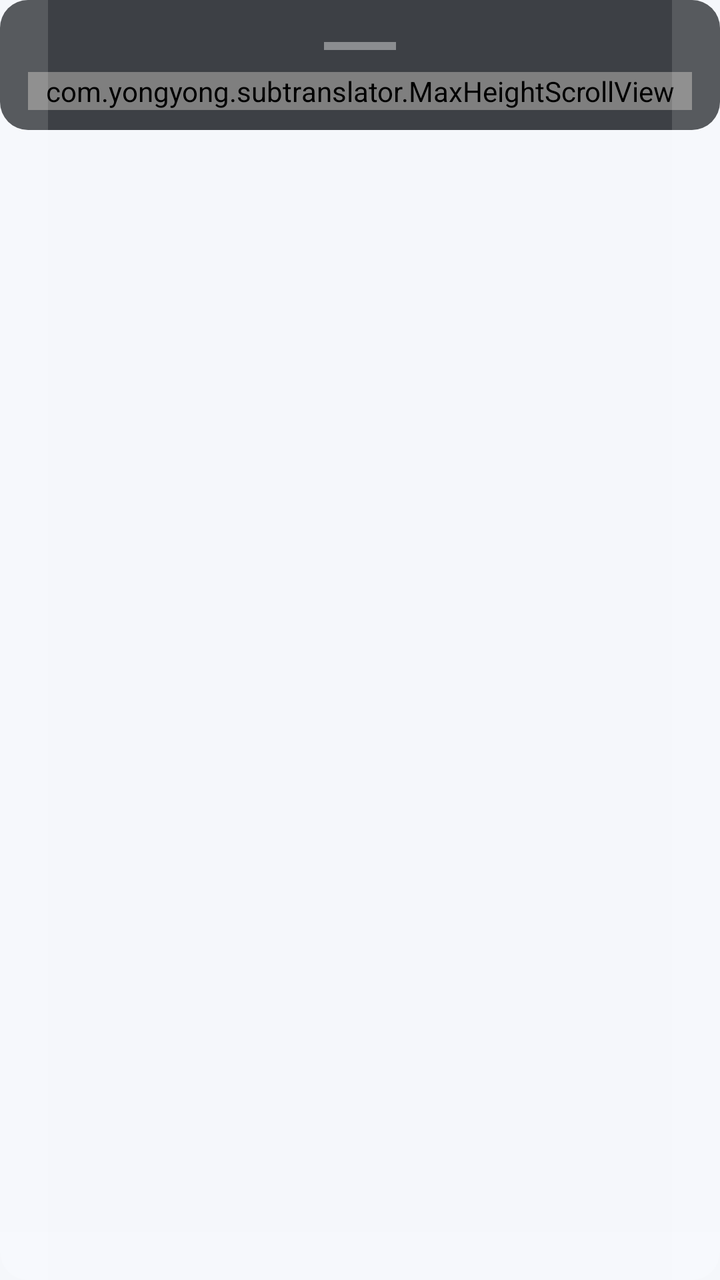
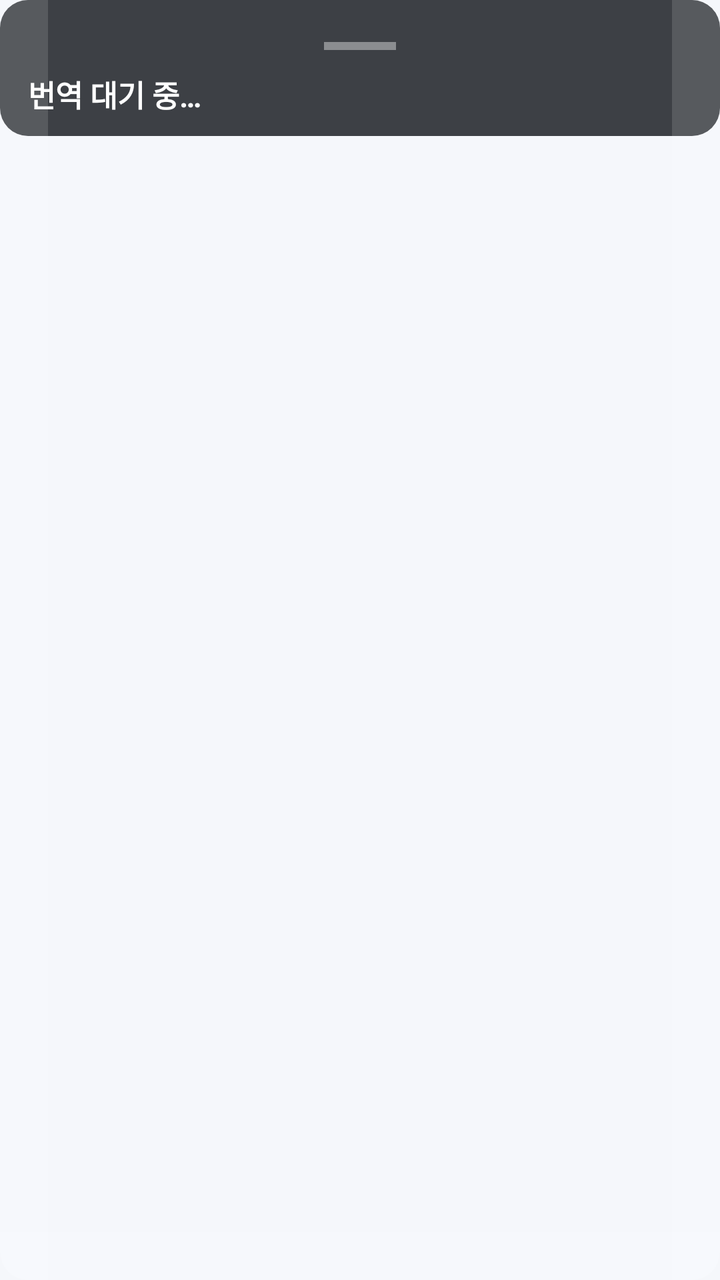

The first picture is an Android layout as it rendered before a commit; the second is the same layout after the commit. The layout source and the unified diff follow.
<!-- AndroidManifest.xml: application theme Theme.SubTranslator -->
<!-- res/layout/overlay_caption.xml -->
<?xml version="1.0" encoding="utf-8"?>
<LinearLayout xmlns:android="http://schemas.android.com/apk/res/android"
    android:layout_width="wrap_content"
    android:layout_height="wrap_content"
    android:orientation="vertical">

    <LinearLayout
        android:id="@+id/controlBar"
        android:layout_width="wrap_content"
        android:layout_height="wrap_content"
        android:layout_marginBottom="6dp"
        android:orientation="horizontal"
        android:visibility="gone">

        <TextView
            android:id="@+id/btnToggleActive"
            android:layout_width="wrap_content"
            android:layout_height="wrap_content"
            android:background="@drawable/overlay_bubble_bg"
            android:clickable="true"
            android:focusable="true"
            android:text="활성"
            android:textColor="@color/overlay_text"
            android:textSize="14sp"
            android:textStyle="bold" />

        <View
            android:layout_width="8dp"
            android:layout_height="1dp" />

        <TextView
            android:id="@+id/btnOpacity"
            android:layout_width="wrap_content"
            android:layout_height="wrap_content"
            android:background="@drawable/overlay_bubble_bg"
            android:clickable="true"
            android:focusable="true"
            android:text="투명도"
            android:textColor="@color/overlay_text"
            android:textSize="14sp"
            android:textStyle="bold" />

        <View
            android:layout_width="8dp"
            android:layout_height="1dp" />

        <TextView
            android:id="@+id/btnResize"
            android:layout_width="wrap_content"
            android:layout_height="wrap_content"
            android:background="@drawable/overlay_bubble_bg"
            android:clickable="true"
            android:focusable="true"
            android:text="크기"
            android:textColor="@color/overlay_text"
            android:textSize="14sp"
            android:textStyle="bold" />

        <View
            android:layout_width="8dp"
            android:layout_height="1dp" />

        <TextView
            android:id="@+id/btnClose"
            android:layout_width="wrap_content"
            android:layout_height="wrap_content"
            android:background="@drawable/overlay_bubble_bg"
            android:clickable="true"
            android:focusable="true"
            android:text="닫기"
            android:textColor="@color/overlay_text"
            android:textSize="14sp"
            android:textStyle="bold" />

    </LinearLayout>

    <LinearLayout
        android:id="@+id/resizeRow"
        android:layout_width="wrap_content"
        android:layout_height="wrap_content"
        android:layout_marginBottom="6dp"
        android:orientation="horizontal"
        android:gravity="center_vertical"
        android:background="@drawable/overlay_bubble_bg"
        android:visibility="gone">

        <TextView
            android:layout_width="wrap_content"
            android:layout_height="wrap_content"
            android:layout_marginEnd="6dp"
            android:text="너비"
            android:textColor="@color/overlay_text"
            android:textSize="12sp" />

        <TextView
            android:id="@+id/btnWidthMinus"
            android:layout_width="wrap_content"
            android:layout_height="wrap_content"
            android:layout_marginEnd="4dp"
            android:background="@drawable/overlay_bubble_bg"
            android:clickable="true"
            android:focusable="true"
            android:paddingLeft="10dp"
            android:paddingRight="10dp"
            android:text="－"
            android:textColor="@color/overlay_text"
            android:textStyle="bold" />

        <TextView
            android:id="@+id/btnWidthPlus"
            android:layout_width="wrap_content"
            android:layout_height="wrap_content"
            android:layout_marginEnd="12dp"
            android:background="@drawable/overlay_bubble_bg"
            android:clickable="true"
            android:focusable="true"
            android:paddingLeft="10dp"
            android:paddingRight="10dp"
            android:text="＋"
            android:textColor="@color/overlay_text"
            android:textStyle="bold" />

        <TextView
            android:layout_width="wrap_content"
            android:layout_height="wrap_content"
            android:layout_marginEnd="6dp"
            android:text="높이"
            android:textColor="@color/overlay_text"
            android:textSize="12sp" />

        <TextView
            android:id="@+id/btnHeightMinus"
            android:layout_width="wrap_content"
            android:layout_height="wrap_content"
            android:layout_marginEnd="4dp"
            android:background="@drawable/overlay_bubble_bg"
            android:clickable="true"
            android:focusable="true"
            android:paddingLeft="10dp"
            android:paddingRight="10dp"
            android:text="－"
            android:textColor="@color/overlay_text"
            android:textStyle="bold" />

        <TextView
            android:id="@+id/btnHeightPlus"
            android:layout_width="wrap_content"
            android:layout_height="wrap_content"
            android:background="@drawable/overlay_bubble_bg"
            android:clickable="true"
            android:focusable="true"
            android:paddingLeft="10dp"
            android:paddingRight="10dp"
            android:text="＋"
            android:textColor="@color/overlay_text"
            android:textStyle="bold" />

    </LinearLayout>

    <LinearLayout
        android:id="@+id/opacityRow"
        android:layout_width="wrap_content"
        android:layout_height="wrap_content"
        android:layout_marginBottom="6dp"
        android:orientation="horizontal"
        android:gravity="center_vertical"
        android:background="@drawable/overlay_bubble_bg"
        android:visibility="gone">

        <TextView
            android:id="@+id/labelOpacity"
            android:layout_width="wrap_content"
            android:layout_height="wrap_content"
            android:layout_marginEnd="8dp"
            android:text="투명도 10"
            android:textColor="@color/overlay_text"
            android:textSize="12sp" />

        <SeekBar
            android:id="@+id/seekOpacity"
            android:layout_width="150dp"
            android:layout_height="wrap_content"
            android:max="10" />

    </LinearLayout>

    <FrameLayout
        android:layout_width="wrap_content"
        android:layout_height="wrap_content">

        <LinearLayout
            android:id="@+id/captionBox"
            android:layout_width="match_parent"
            android:layout_height="wrap_content"
            android:orientation="vertical"
            android:background="@drawable/overlay_bubble_bg">

            <FrameLayout
                android:id="@+id/dragHandle"
                android:layout_width="match_parent"
                android:layout_height="26dp"
                android:clickable="true"
                android:focusable="true">

                <View
                    android:layout_width="36dp"
                    android:layout_height="4dp"
                    android:layout_gravity="center"
                    android:background="#66FFFFFF" />

            </FrameLayout>

            <com.yongyong.subtranslator.MaxHeightScrollView
                android:id="@+id/captionScroll"
                android:layout_width="match_parent"
                android:layout_height="wrap_content"
                android:scrollbars="vertical">

                <TextView
                    android:id="@+id/textCaption"
                    android:layout_width="match_parent"
                    android:layout_height="wrap_content"
                    android:gravity="start"
                    android:lineSpacingExtra="3dp"
                    android:text="번역 대기 중…"
                    android:textColor="@color/overlay_text"
                    android:textSize="15sp"
                    android:textStyle="bold" />

            </com.yongyong.subtranslator.MaxHeightScrollView>

        </LinearLayout>

        <View
            android:id="@+id/resizeHandleLeft"
            android:layout_width="24dp"
            android:layout_height="match_parent"
            android:layout_gravity="start"
            android:background="@drawable/overlay_resize_left_bg" />

        <View
            android:id="@+id/resizeHandleRight"
            android:layout_width="24dp"
            android:layout_height="match_parent"
            android:layout_gravity="end"
            android:background="@drawable/overlay_resize_right_bg" />

        <View
            android:id="@+id/resizeHandleBottom"
            android:layout_width="match_parent"
            android:layout_height="24dp"
            android:layout_gravity="bottom"
            android:background="@drawable/overlay_resize_bottom_bg" />

    </FrameLayout>

</LinearLayout>
<!-- resources referenced by this layout -->
<resources>
  <color name="overlay_text">#FFFFFF</color>
  <!-- drawable overlay_bubble_bg (drawable) -->
  <?xml version="1.0" encoding="utf-8"?>
  <shape xmlns:android="http://schemas.android.com/apk/res/android" android:shape="rectangle">
      <solid android:color="@color/overlay_bg" />
      <corners android:radius="14dp" />
      <padding android:left="14dp" android:top="10dp" android:right="14dp" android:bottom="10dp" />
  </shape>
  <!-- drawable overlay_resize_bottom_bg (drawable) -->
  <?xml version="1.0" encoding="utf-8"?>
  <shape xmlns:android="http://schemas.android.com/apk/res/android" android:shape="rectangle">
      <solid android:color="#22FFFFFF" />
      <corners
          android:bottomLeftRadius="14dp"
          android:bottomRightRadius="14dp"
          android:topLeftRadius="0dp"
          android:topRightRadius="0dp" />
  </shape>
  <!-- drawable overlay_resize_left_bg (drawable) -->
  <?xml version="1.0" encoding="utf-8"?>
  <shape xmlns:android="http://schemas.android.com/apk/res/android" android:shape="rectangle">
      <solid android:color="#22FFFFFF" />
      <corners
          android:topLeftRadius="14dp"
          android:bottomLeftRadius="14dp"
          android:topRightRadius="0dp"
          android:bottomRightRadius="0dp" />
  </shape>
  <!-- drawable overlay_resize_right_bg (drawable) -->
  <?xml version="1.0" encoding="utf-8"?>
  <shape xmlns:android="http://schemas.android.com/apk/res/android" android:shape="rectangle">
      <solid android:color="#22FFFFFF" />
      <corners
          android:topRightRadius="14dp"
          android:bottomRightRadius="14dp"
          android:topLeftRadius="0dp"
          android:bottomLeftRadius="0dp" />
  </shape>
  <style name="Theme.SubTranslator" parent="Theme.MaterialComponents.DayNight.NoActionBar">
          <item name="colorPrimary">@color/brand_primary</item>
          <item name="colorPrimaryDark">@color/brand_primary_dark</item>
          <item name="android:windowBackground">@color/bg_light</item>
      </style>
  <color name="overlay_bg">#CC101318</color>
  <color name="brand_primary">#2F6FED</color>
  <color name="brand_primary_dark">#1E4FBF</color>
  <color name="bg_light">#F5F7FB</color>
</resources>

<!-- the commit's change to res/layout/overlay_caption.xml (unified diff, before → after) -->
@@ -210,7 +210,7 @@
 
             </FrameLayout>
 
-            <com.yongyong.subtranslator.MaxHeightScrollView
+            <ScrollView
                 android:id="@+id/captionScroll"
                 android:layout_width="match_parent"
                 android:layout_height="wrap_content"
@@ -227,7 +227,7 @@
                     android:textSize="15sp"
                     android:textStyle="bold" />
 
-            </com.yongyong.subtranslator.MaxHeightScrollView>
+            </ScrollView>
 
         </LinearLayout>
 
